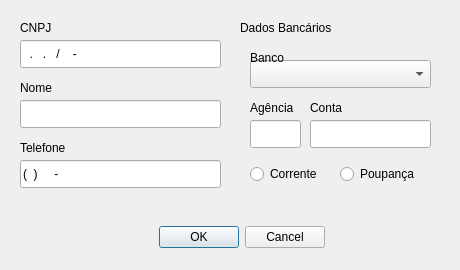
This is GUI/fornecedor.ui in fvendrameto/Databases-Final-Project as Qt 5 draws it before an edit. The edited form follows.
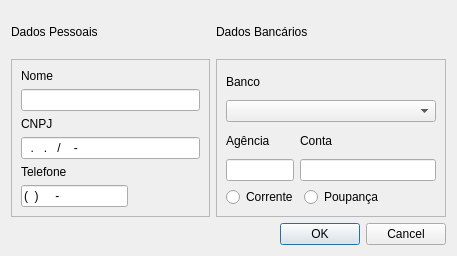
This is the edited form.

```diff
--- a/GUI/fornecedor.ui
+++ b/GUI/fornecedor.ui
@@ -6,95 +6,84 @@
    <rect>
     <x>0</x>
     <y>0</y>
-    <width>460</width>
-    <height>270</height>
+    <width>457</width>
+    <height>256</height>
    </rect>
   </property>
   <property name="minimumSize">
    <size>
-    <width>460</width>
-    <height>270</height>
+    <width>0</width>
+    <height>0</height>
    </size>
   </property>
   <property name="maximumSize">
    <size>
-    <width>460</width>
-    <height>270</height>
+    <width>16777215</width>
+    <height>16777215</height>
    </size>
   </property>
   <property name="windowTitle">
    <string>Dialog</string>
   </property>
-  <widget class="QLineEdit" name="cnpj_lineEdit">
-   <property name="geometry">
-    <rect>
-     <x>20</x>
-     <y>40</y>
-     <width>201</width>
-     <height>28</height>
-    </rect>
-   </property>
-   <property name="maximumSize">
+  <layout class="QGridLayout" name="gridLayout_3">
+   <item row="2" column="0">
+    <spacer name="horizontalSpacer_2">
+     <property name="orientation">
+      <enum>Qt::Horizontal</enum>
+     </property>
+     <property name="sizeHint" stdset="0">
     <size>
-     <width>240</width>
-     <height>440</height>
-    </size>
-   </property>
-   <property name="inputMask">
-    <string>99.999.999/9999-99</string>
-   </property>
-  </widget>
-  <widget class="QLabel" name="cnpj_label">
-   <property name="geometry">
-    <rect>
-     <x>20</x>
-     <y>20</y>
-     <width>58</width>
-     <height>16</height>
-    </rect>
-   </property>
+       <width>211</width>
+       <height>20</height>
+      </size>
+     </property>
+    </spacer>
+   </item>
+   <item row="0" column="0">
+    <widget class="QLabel" name="label">
    <property name="text">
-    <string>CNPJ</string>
-   </property>
-  </widget>
-  <widget class="QLineEdit" name="nome_lineEdit">
-   <property name="geometry">
-    <rect>
-     <x>20</x>
-     <y>100</y>
-     <width>201</width>
-     <height>28</height>
-    </rect>
-   </property>
-   <property name="maximumSize">
-    <size>
-     <width>240</width>
-     <height>440</height>
-    </size>
-   </property>
-  </widget>
+      <string>Dados Pessoais</string>
+     </property>
+    </widget>
+   </item>
+   <item row="1" column="0">
+    <widget class="QFrame" name="frame_2">
+     <property name="frameShape">
+      <enum>QFrame::StyledPanel</enum>
+     </property>
+     <property name="frameShadow">
+      <enum>QFrame::Raised</enum>
+     </property>
+     <layout class="QGridLayout" name="gridLayout_2">
+      <item row="0" column="0">
   <widget class="QLabel" name="nome_label">
-   <property name="geometry">
-    <rect>
-     <x>20</x>
-     <y>80</y>
-     <width>58</width>
-     <height>16</height>
-    </rect>
-   </property>
    <property name="text">
     <string>Nome</string>
    </property>
   </widget>
-  <widget class="QLineEdit" name="tel_lineEdit">
-   <property name="geometry">
-    <rect>
-     <x>20</x>
-     <y>160</y>
-     <width>201</width>
-     <height>28</height>
-    </rect>
-   </property>
+      </item>
+      <item row="1" column="0" colspan="2">
+       <widget class="QLineEdit" name="nome_lineEdit">
+        <property name="maximumSize">
+         <size>
+          <width>240</width>
+          <height>440</height>
+         </size>
+        </property>
+        <property name="maxLength">
+         <number>75</number>
+        </property>
+       </widget>
+      </item>
+      <item row="2" column="0">
+       <widget class="QLabel" name="cnpj_label">
+        <property name="text">
+         <string>CNPJ</string>
+        </property>
+       </widget>
+      </item>
+      <item row="3" column="0" colspan="2">
+       <widget class="QLineEdit" name="cnpj_lineEdit">
    <property name="maximumSize">
     <size>
      <width>240</width>
@@ -102,149 +91,174 @@
     </size>
    </property>
    <property name="inputMask">
-    <string>(99)99999-9999</string>
-   </property>
-  </widget>
+         <string>99.999.999/9999-99</string>
+        </property>
+       </widget>
+      </item>
+      <item row="4" column="0">
   <widget class="QLabel" name="tel_label">
-   <property name="geometry">
-    <rect>
-     <x>20</x>
-     <y>140</y>
-     <width>58</width>
-     <height>16</height>
-    </rect>
-   </property>
    <property name="text">
     <string>Telefone</string>
    </property>
   </widget>
+      </item>
+      <item row="5" column="0">
+       <widget class="QLineEdit" name="tel_lineEdit">
+        <property name="maximumSize">
+         <size>
+          <width>240</width>
+          <height>440</height>
+         </size>
+        </property>
+        <property name="inputMask">
+         <string>(99)99999-9999</string>
+        </property>
+       </widget>
+      </item>
+      <item row="5" column="1">
+       <spacer name="horizontalSpacer_3">
+        <property name="orientation">
+         <enum>Qt::Horizontal</enum>
+        </property>
+        <property name="sizeHint" stdset="0">
+         <size>
+          <width>67</width>
+          <height>20</height>
+         </size>
+        </property>
+       </spacer>
+      </item>
+     </layout>
+    </widget>
+   </item>
+   <item row="0" column="1">
   <widget class="QLabel" name="dadosBancarios_label">
-   <property name="geometry">
-    <rect>
-     <x>240</x>
-     <y>20</y>
-     <width>101</width>
-     <height>16</height>
-    </rect>
-   </property>
    <property name="text">
     <string>Dados Bancários</string>
    </property>
   </widget>
-  <widget class="QComboBox" name="banco_comboBox">
-   <property name="geometry">
-    <rect>
-     <x>250</x>
-     <y>60</y>
-     <width>181</width>
-     <height>28</height>
-    </rect>
-   </property>
-  </widget>
+   </item>
+   <item row="2" column="1">
+    <widget class="QDialogButtonBox" name="buttonBox">
+     <property name="standardButtons">
+      <set>QDialogButtonBox::Cancel|QDialogButtonBox::Ok</set>
+     </property>
+    </widget>
+   </item>
+   <item row="1" column="1">
+    <widget class="QFrame" name="frame">
+     <property name="frameShape">
+      <enum>QFrame::StyledPanel</enum>
+     </property>
+     <property name="frameShadow">
+      <enum>QFrame::Raised</enum>
+     </property>
+     <layout class="QGridLayout" name="gridLayout_5">
+      <item row="0" column="0" colspan="3">
+       <widget class="QWidget" name="widget_2" native="true">
+        <layout class="QGridLayout" name="gridLayout_4">
+         <property name="leftMargin">
+          <number>0</number>
+         </property>
+         <property name="topMargin">
+          <number>0</number>
+         </property>
+         <property name="rightMargin">
+          <number>0</number>
+         </property>
+         <property name="bottomMargin">
+          <number>0</number>
+         </property>
+         <item row="0" column="0">
   <widget class="QLabel" name="banco_label">
-   <property name="geometry">
-    <rect>
-     <x>250</x>
-     <y>50</y>
-     <width>101</width>
-     <height>16</height>
-    </rect>
-   </property>
    <property name="text">
     <string>Banco</string>
    </property>
   </widget>
+         </item>
+         <item row="1" column="0">
+          <widget class="QComboBox" name="banco_comboBox"/>
+         </item>
+        </layout>
+       </widget>
+      </item>
+      <item row="1" column="0" colspan="3">
+       <widget class="QWidget" name="widget" native="true">
+        <layout class="QGridLayout" name="gridLayout" columnstretch="1,2">
+         <property name="leftMargin">
+          <number>0</number>
+         </property>
+         <property name="topMargin">
+          <number>0</number>
+         </property>
+         <property name="rightMargin">
+          <number>0</number>
+         </property>
+         <property name="bottomMargin">
+          <number>0</number>
+         </property>
+         <item row="0" column="0">
   <widget class="QLabel" name="agencia_label">
-   <property name="geometry">
-    <rect>
-     <x>250</x>
-     <y>100</y>
-     <width>51</width>
-     <height>16</height>
-    </rect>
-   </property>
    <property name="text">
     <string>Agência</string>
    </property>
   </widget>
+         </item>
+         <item row="0" column="1">
   <widget class="QLabel" name="conta_label">
-   <property name="geometry">
-    <rect>
-     <x>310</x>
-     <y>100</y>
-     <width>51</width>
-     <height>16</height>
-    </rect>
-   </property>
    <property name="text">
     <string>Conta</string>
    </property>
   </widget>
+         </item>
+         <item row="1" column="0">
   <widget class="QLineEdit" name="agencia_lineEdit">
-   <property name="geometry">
-    <rect>
-     <x>250</x>
-     <y>120</y>
-     <width>51</width>
-     <height>28</height>
-    </rect>
-   </property>
    <property name="inputMask">
     <string>9999</string>
    </property>
   </widget>
+         </item>
+         <item row="1" column="1">
   <widget class="QLineEdit" name="conta_lineEdit">
-   <property name="geometry">
-    <rect>
-     <x>310</x>
-     <y>120</y>
-     <width>121</width>
-     <height>28</height>
-    </rect>
-   </property>
    <property name="inputMask">
     <string>9999999999</string>
    </property>
   </widget>
+         </item>
+        </layout>
+       </widget>
+      </item>
+      <item row="2" column="0">
   <widget class="QRadioButton" name="corrente_radioButton">
-   <property name="geometry">
-    <rect>
-     <x>250</x>
-     <y>160</y>
-     <width>81</width>
-     <height>28</height>
-    </rect>
-   </property>
    <property name="text">
     <string>Corrente</string>
    </property>
   </widget>
+      </item>
+      <item row="2" column="1">
   <widget class="QRadioButton" name="poupanca_radioButton">
-   <property name="geometry">
-    <rect>
-     <x>340</x>
-     <y>160</y>
-     <width>81</width>
-     <height>28</height>
-    </rect>
-   </property>
    <property name="text">
     <string>Poupança</string>
    </property>
   </widget>
-  <widget class="QDialogButtonBox" name="buttonBox">
-   <property name="geometry">
-    <rect>
-     <x>135</x>
-     <y>220</y>
-     <width>190</width>
-     <height>34</height>
-    </rect>
-   </property>
-   <property name="standardButtons">
-    <set>QDialogButtonBox::Cancel|QDialogButtonBox::Ok</set>
-   </property>
-  </widget>
+      </item>
+      <item row="2" column="2">
+       <spacer name="horizontalSpacer">
+        <property name="orientation">
+         <enum>Qt::Horizontal</enum>
+        </property>
+        <property name="sizeHint" stdset="0">
+         <size>
+          <width>15</width>
+          <height>20</height>
+         </size>
+        </property>
+       </spacer>
+      </item>
+     </layout>
+    </widget>
+   </item>
+  </layout>
  </widget>
  <resources/>
  <connections/>
```
Lines whose indentation alone changed are shown as unchanged.
